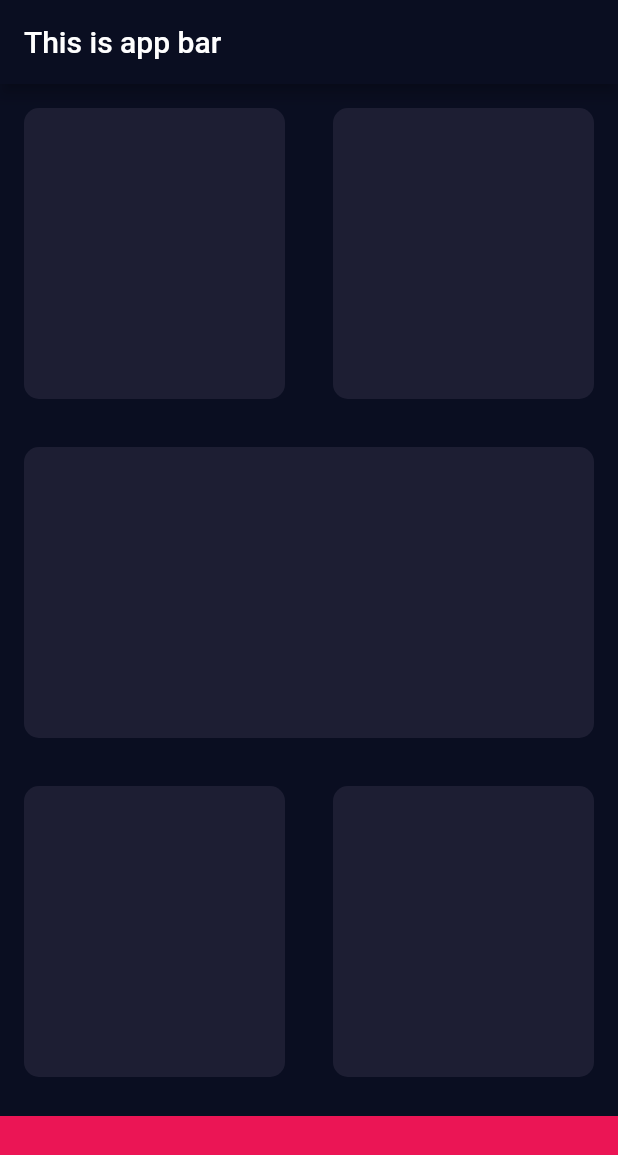
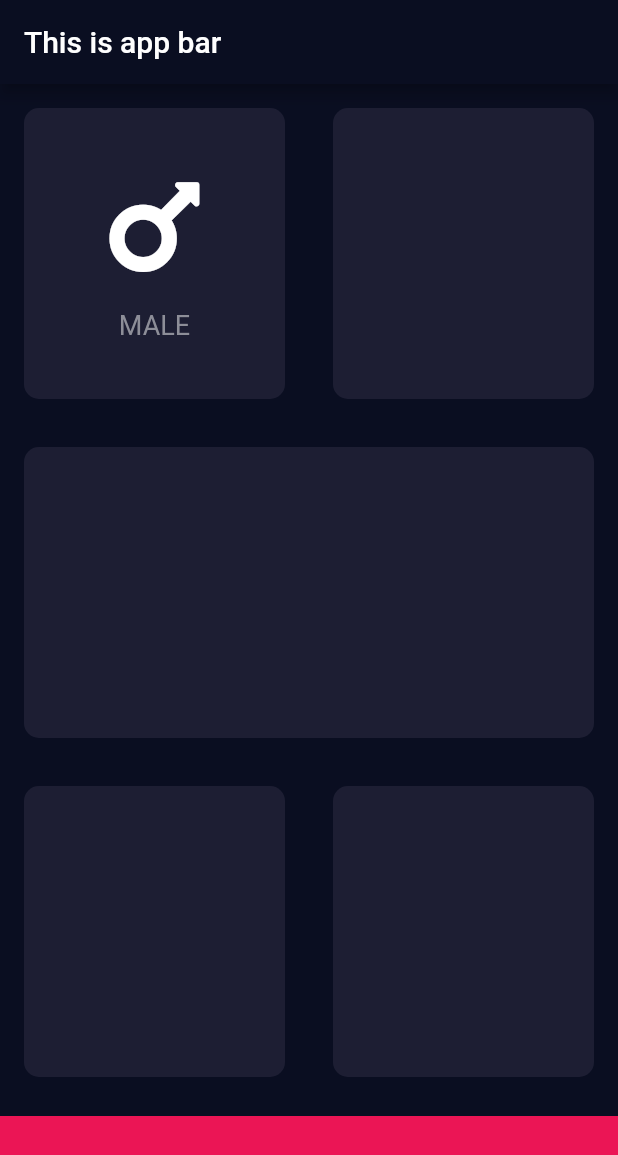
Before and after one commit to stuvistar/bmi, a Flutter app: the screen it shows after launch, on a phone screen of 412 x 824 dp. Shown: the top 1155 px of the screen. Run offline on Flutter 3.47's test engine with Material 2 defaults, Android fonts, the phone set to English and light mode, and no system bars; our stand-ins replace font_awesome_flutter.

Commit message:
used font awesome icon on on card, now gonna extracct it

```diff
--- a/lib/input_page.dart
+++ b/lib/input_page.dart
@@ -22,13 +22,32 @@ class _InputPageState extends State<InputPage> {
         children: [
           Expanded(
             child: Row(
-              children: const [
+              children: [
                 Expanded(
                   child: ReusableCard(
                     reusableCardColor,
+                    Column(
+                      mainAxisAlignment: MainAxisAlignment.center,
+                      children: const [
+                        Icon(
+                          FontAwesomeIcons.mars,
+                          size: 80.0,
+                        ),
+                        SizedBox(
+                          height: 15.0,
+                        ),
+                        Text(
+                          'MALE',
+                          style: TextStyle(
+                            fontSize: 18.0,
+                            color: Color(0xFF8D8E98),
+                          ),
+                        ),
+                      ],
+                    ),
                   ),
                 ),
-                Expanded(
+               const Expanded(
                   child: ReusableCard(
                     reusableCardColor,
                   ),
@@ -79,6 +98,7 @@ class ReusableCard extends StatelessWidget {
   @override
   Widget build(BuildContext context) {
     return Container(
+      child: childCard,
       margin: const EdgeInsets.all(16.0),
       decoration: BoxDecoration(
         color: col,
```
